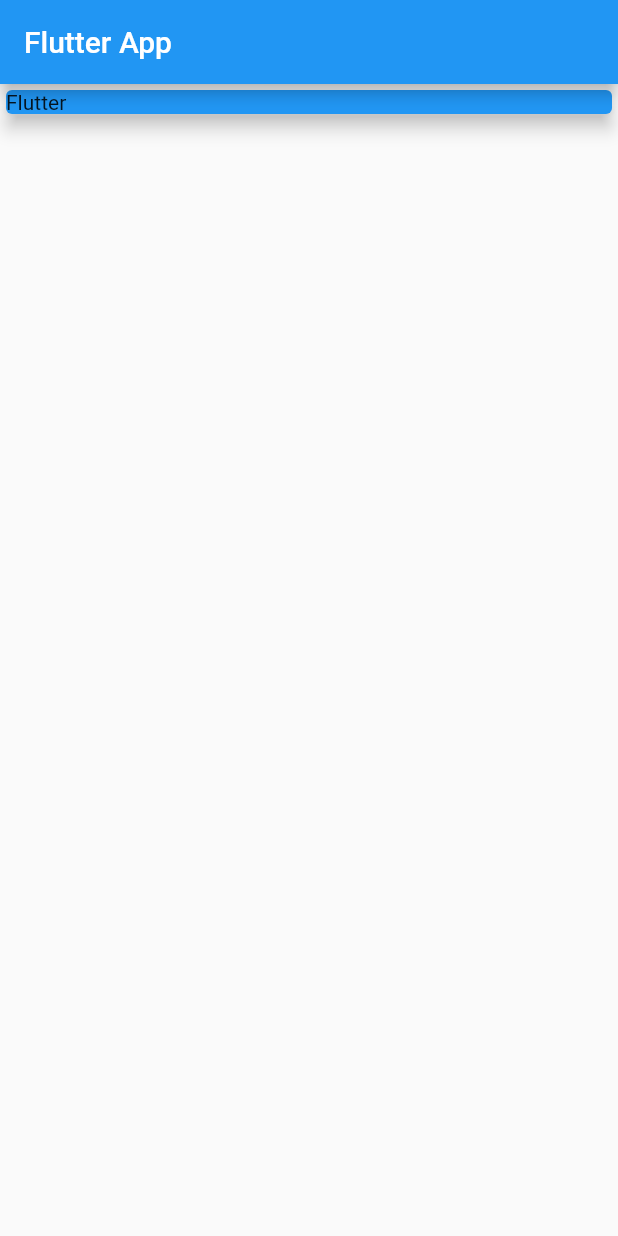
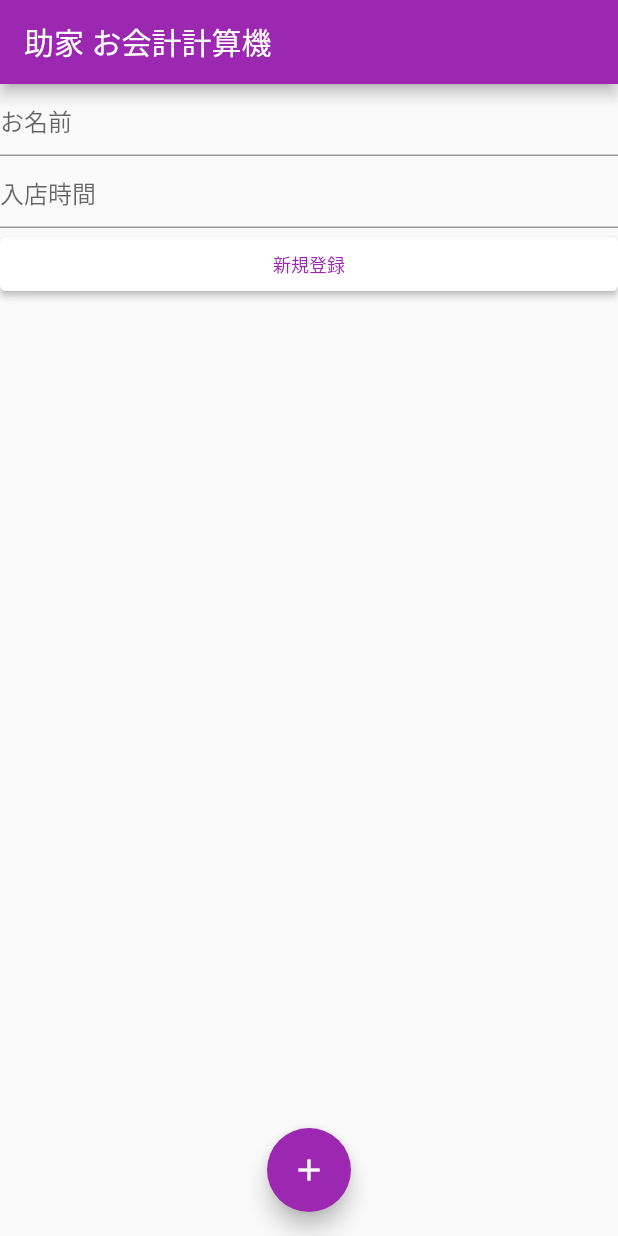
Before and after one commit to seamoooo/tasukeya_app, a Flutter app: the screen it shows after launch, on a phone screen of 412 x 824 dp. Run offline on Flutter 3.47's test engine with Material 2 defaults, Android fonts, the phone set to English and light mode, and no system bars.

Commit message:
add from

```diff
--- a/native/payment_calculator/analysis_options.yaml
+++ /dev/null
@@ -1,29 +0,0 @@
-# This file configures the analyzer, which statically analyzes Dart code to
-# check for errors, warnings, and lints.
-#
-# The issues identified by the analyzer are surfaced in the UI of Dart-enabled
-# IDEs (https://dart.dev/tools#ides-and-editors). The analyzer can also be
-# invoked from the command line by running `flutter analyze`.
-
-# The following line activates a set of recommended lints for Flutter apps,
-# packages, and plugins designed to encourage good coding practices.
-include: package:flutter_lints/flutter.yaml
-
-linter:
-  # The lint rules applied to this project can be customized in the
-  # section below to disable rules from the `package:flutter_lints/flutter.yaml`
-  # included above or to enable additional rules. A list of all available lints
-  # and their documentation is published at
-  # https://dart-lang.github.io/linter/lints/index.html.
-  #
-  # Instead of disabling a lint rule for the entire project in the
-  # section below, it can also be suppressed for a single line of code
-  # or a specific dart file by using the `// ignore: name_of_lint` and
-  # `// ignore_for_file: name_of_lint` syntax on the line or in the file
-  # producing the lint.
-  rules:
-    # avoid_print: false  # Uncomment to disable the `avoid_print` rule
-    # prefer_single_quotes: true  # Uncomment to enable the `prefer_single_quotes` rule
-
-# Additional information about this file can be found at
-# https://dart.dev/guides/language/analysis-options
--- a/native/payment_calculator/lib/main.dart
+++ /dev/null
@@ -1,36 +0,0 @@
-import 'package:flutter/material.dart';
-
-void main() => runApp(MyApp());
-
-class MyApp extends StatelessWidget {
-  @override
-  Widget build(BuildContext context) {
-    return MaterialApp(
-      title: 'calc App',
-      home: MyHomePage(),
-    );
-  }
-}
-
-class MyHomePage extends StatelessWidget {
-  @override
-  Widget build(BuildContext context) {
-    return Scaffold(
-        appBar: AppBar(
-          title: Text('Flutter App'),
-        ),
-        body: Column(
-            mainAxisAlignment: MainAxisAlignment.start,
-            crossAxisAlignment: CrossAxisAlignment.stretch,
-            children: <Widget>[
-              Container(
-                width: double.infinity,
-                child: Card(
-                  color: Colors.blue,
-                  child: Text('Flutter'),
-                  elevation: 5,
-                ),
-              ),
-            ]));
-  }
-}
--- a/payment_calculator/lib/main.dart
+++ b/payment_calculator/lib/main.dart
@@ -7,6 +7,7 @@ class MyApp extends StatelessWidget {
   Widget build(BuildContext context) {
     return MaterialApp(
       title: 'calc App',
+      theme: ThemeData(primarySwatch: Colors.purple),
       home: MyHomePage(),
     );
   }
@@ -17,20 +18,41 @@ class MyHomePage extends StatelessWidget {
   Widget build(BuildContext context) {
     return Scaffold(
       appBar: AppBar(
-          title: Text('Flutter App'),
+        title: Text('助家 お会計計算機'),
       ),
       body: Column(
           mainAxisAlignment: MainAxisAlignment.start,
           crossAxisAlignment: CrossAxisAlignment.stretch,
           children: <Widget>[
-              Container(
-                width: double.infinity,
-                child: Card(
-                  color: Colors.blue,
-                  child: Text('Flutter'),
-                  elevation: 5,
+            TextField(
+              decoration: InputDecoration(
+                hintText: 'お名前',
               ),
             ),
-            ]));
+            TextField(
+              decoration: InputDecoration(
+                hintText: '入店時間',
+              ),
+            ),
+            ElevatedButton(
+              child: Text(
+                '新規登録',
+                style: TextStyle(
+                  color: Colors.purple,
+                  fontSize: 12,
+                ),
+              ),
+              style: ElevatedButton.styleFrom(
+                backgroundColor: Colors.white, //ボタンの背景色
+              ),
+              onPressed: () => {},
+            )
+          ]),
+      floatingActionButtonLocation: FloatingActionButtonLocation.centerFloat,
+      floatingActionButton: FloatingActionButton(
+        child: Icon(Icons.add),
+        onPressed: () => "",
+      ),
+    );
   }
 }
```
Also changed, not shown: native/payment_calculator/pubspec.yaml (deleted, +0 -75 lines), 60 other files. Lines whose indentation alone changed are shown as unchanged.
